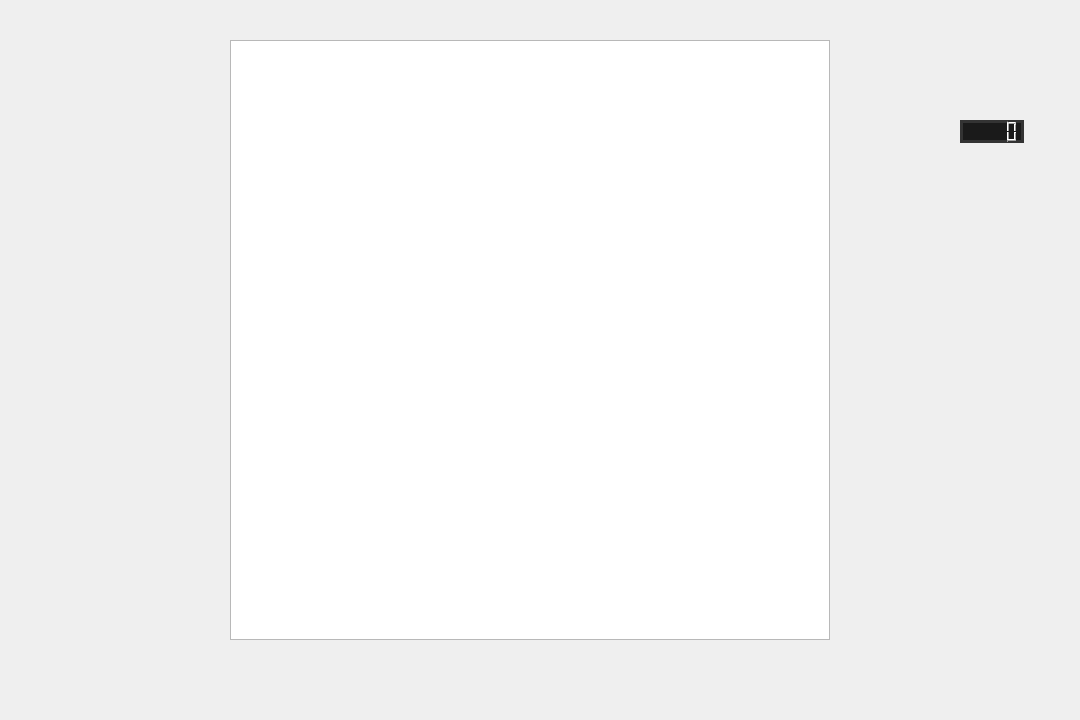
Qt form game_window.ui (Douvakiing/tho3ban) before a commit.
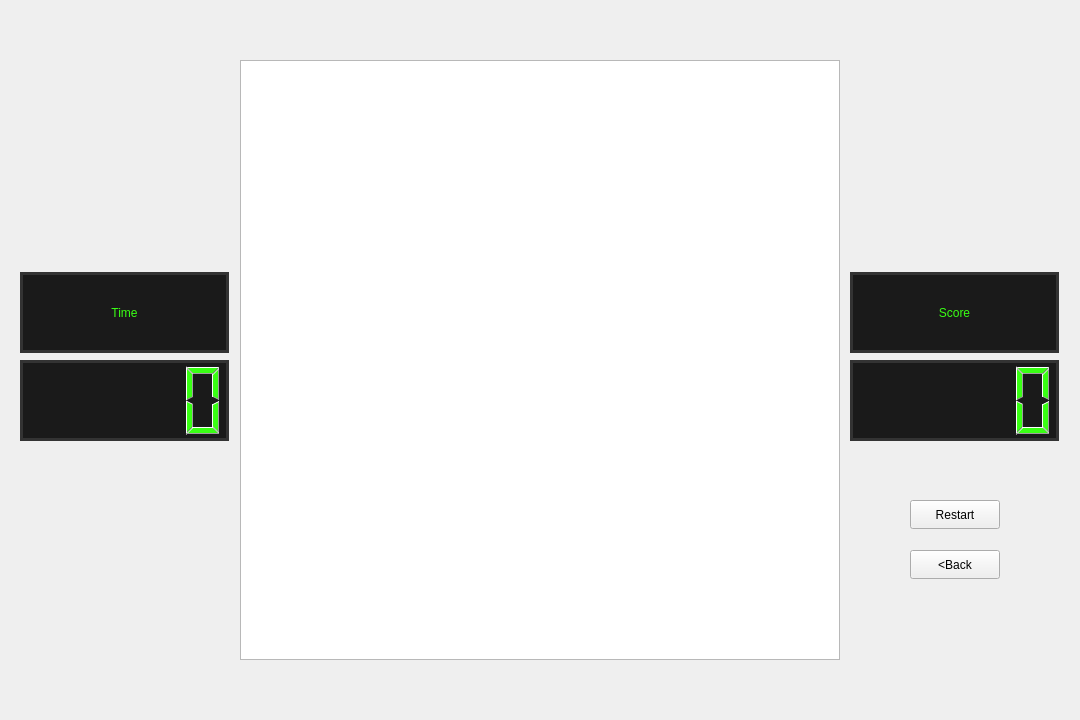
The same form after that commit.

Commit message: updated game window

The edit to the form file:
```diff
--- a/game_window.ui
+++ b/game_window.ui
@@ -44,8 +44,8 @@
    <widget class="QGraphicsView" name="graphicsView">
     <property name="geometry">
      <rect>
-      <x>230</x>
-      <y>40</y>
+      <x>240</x>
+      <y>60</y>
       <width>600</width>
       <height>600</height>
      </rect>
@@ -54,10 +54,10 @@
    <widget class="QLCDNumber" name="lcdNumber">
     <property name="geometry">
      <rect>
-      <x>960</x>
-      <y>120</y>
-      <width>64</width>
-      <height>23</height>
+      <x>850</x>
+      <y>360</y>
+      <width>209</width>
+      <height>81</height>
      </rect>
     </property>
     <property name="styleSheet">
@@ -89,23 +89,110 @@
    <widget class="QLabel" name="label">
     <property name="geometry">
      <rect>
-      <x>420</x>
-      <y>280</y>
-      <width>201</width>
-      <height>71</height>
+      <x>440</x>
+      <y>325</y>
+      <width>200</width>
+      <height>70</height>
      </rect>
     </property>
     <property name="styleSheet">
      <string notr="true">color: #00FFFF; /* Neon Cyan text */
     font-family: &quot;Courier New&quot;;
     font-size: 36px;
-    font-weight: bold;</string>
+    font-weight: bold;
+background-color: qconicalgradient(cx:0, cy:0, angle:135, stop:0 rgba(255, 0, 36, 69), stop:0.341232 rgba(255, 13, 0, 69), stop:0.375 rgba(255, 13, 0, 69), stop:0.423533 rgba(255, 13, 0, 145), stop:0.45 rgba(255, 13, 0, 208), stop:0.477581 rgba(255, 13, 71, 130), stop:0.478673 rgba(255, 13, 0, 145), stop:0.518717 rgba(255, 13, 71, 130), stop:0.55 rgba(255, 13, 0, 255), stop:0.57754 rgba(255, 13, 0, 130), stop:0.625 rgba(255, 13, 0, 69), stop:1 rgba(255, 255, 0, 69));
+border-color: rgb(0, 0, 0);</string>
     </property>
     <property name="text">
      <string>Game Over</string>
     </property>
    </widget>
-   <zorder>gameOverFrame</zorder>
+   <widget class="QLabel" name="label_2">
+    <property name="geometry">
+     <rect>
+      <x>850</x>
+      <y>272</y>
+      <width>209</width>
+      <height>81</height>
+     </rect>
+    </property>
+    <property name="styleSheet">
+     <string notr="true">background-color: #1a1a1a; /* Pitch black */
+border: 3px solid #333333; /* Dark gray frame */
+color: #39FF14;            /* Classic &quot;Matrix&quot; green digits */
+font: bold 22pt &quot;Courier New&quot;;</string>
+    </property>
+    <property name="text">
+     <string>Score</string>
+    </property>
+    <property name="alignment">
+     <set>Qt::AlignmentFlag::AlignCenter</set>
+    </property>
+   </widget>
+   <widget class="QPushButton" name="resetBtn">
+    <property name="geometry">
+     <rect>
+      <x>910</x>
+      <y>500</y>
+      <width>90</width>
+      <height>29</height>
+     </rect>
+    </property>
+    <property name="text">
+     <string>Restart</string>
+    </property>
+   </widget>
+   <widget class="QPushButton" name="backBtn">
+    <property name="geometry">
+     <rect>
+      <x>910</x>
+      <y>550</y>
+      <width>90</width>
+      <height>29</height>
+     </rect>
+    </property>
+    <property name="text">
+     <string>&lt;Back</string>
+    </property>
+   </widget>
+   <widget class="QLCDNumber" name="lcdNumber_2">
+    <property name="geometry">
+     <rect>
+      <x>20</x>
+      <y>360</y>
+      <width>209</width>
+      <height>81</height>
+     </rect>
+    </property>
+    <property name="styleSheet">
+     <string notr="true">background-color: #1a1a1a; /* Pitch black */
+border: 3px solid #333333; /* Dark gray frame */
+color: #39FF14;            /* Classic &quot;Matrix&quot; green digits */
+font: bold 22pt &quot;Courier New&quot;;</string>
+    </property>
+   </widget>
+   <widget class="QLabel" name="label_3">
+    <property name="geometry">
+     <rect>
+      <x>20</x>
+      <y>272</y>
+      <width>209</width>
+      <height>81</height>
+     </rect>
+    </property>
+    <property name="styleSheet">
+     <string notr="true">background-color: #1a1a1a; /* Pitch black */
+border: 3px solid #333333; /* Dark gray frame */
+color: #39FF14;            /* Classic &quot;Matrix&quot; green digits */
+font: bold 22pt &quot;Courier New&quot;;</string>
+    </property>
+    <property name="text">
+     <string>Time</string>
+    </property>
+    <property name="alignment">
+     <set>Qt::AlignmentFlag::AlignCenter</set>
+    </property>
+   </widget>
    <zorder>label</zorder>
    <zorder>graphicsView</zorder>
    <zorder>lcdNumber</zorder>
```
Left out of the diff: 32 changed lines with no effect on the pictures. The commit also changes 2 other files.
